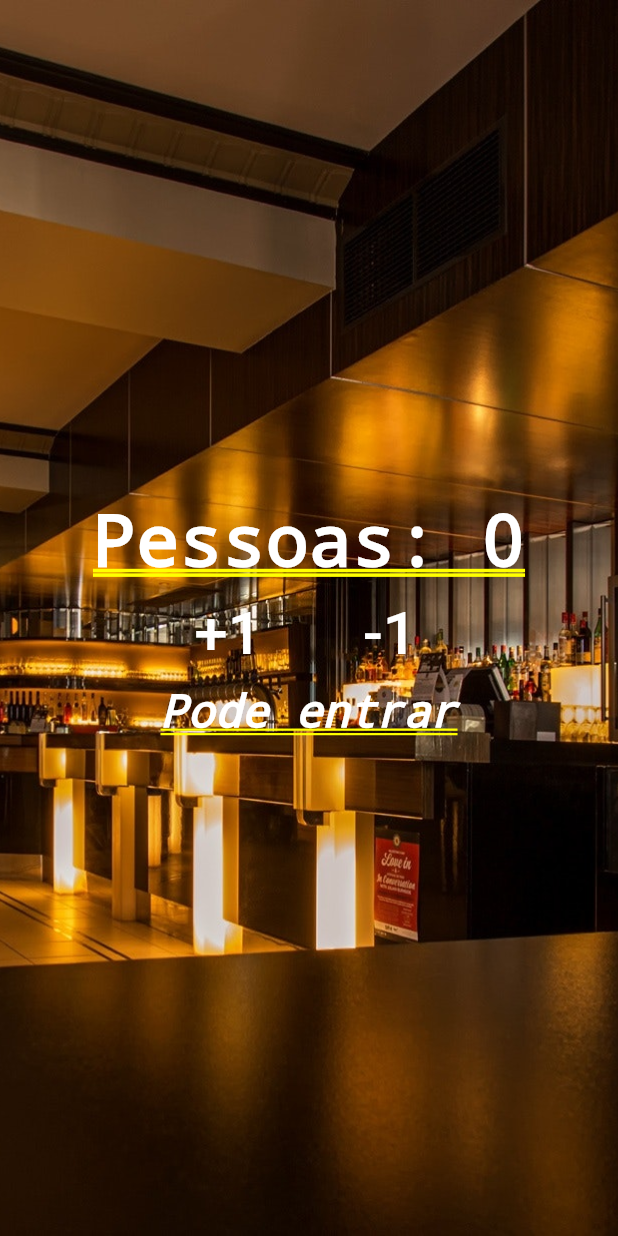
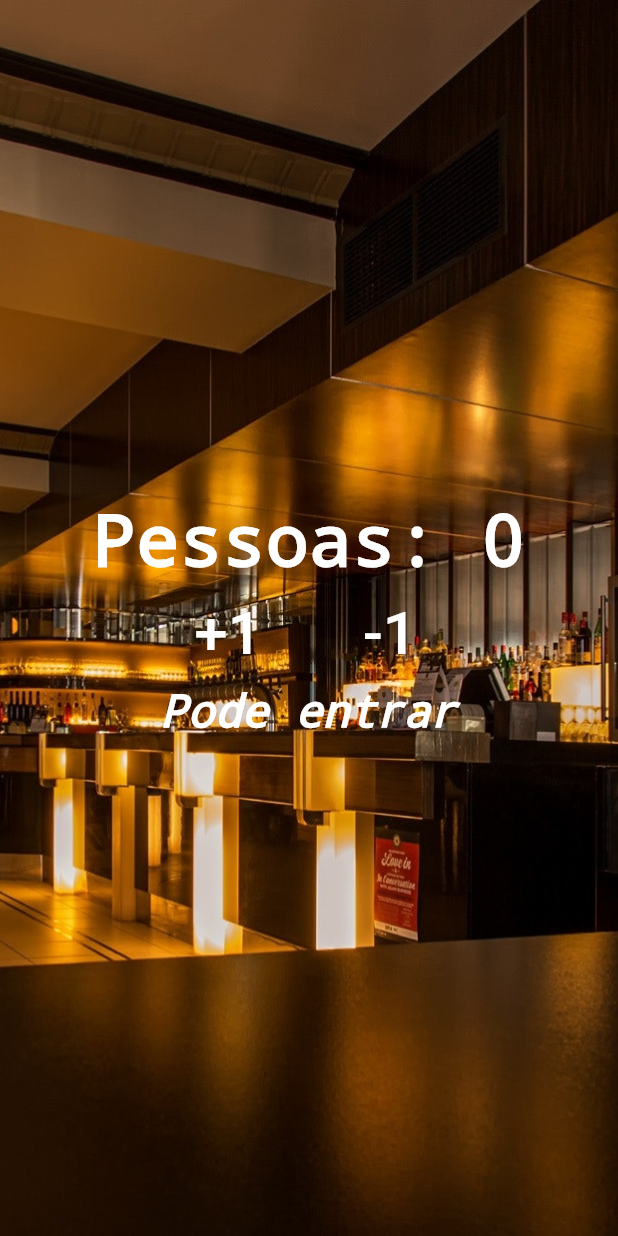
Before and after one commit to drianoaz/flutter-estudos, a Flutter app: the screen it shows after launch, on a phone screen of 412 x 824 dp. Run offline on Flutter 3.47's test engine with Material 2 defaults, Android fonts, the phone set to English and light mode, and no system bars.

Commit message:
fix: remove text decoration

```diff
--- a/projects/contador_de_pessoas/lib/main.dart
+++ b/projects/contador_de_pessoas/lib/main.dart
@@ -24,9 +24,9 @@ class _HomeState extends State<Home> {
     setState(() {
       _pessoas += delta;
 
-      if(_pessoas < 0) {
+      if (_pessoas < 0) {
         _infoText = "Mundo invertido?!";
-      } else if(_pessoas <= 10) {
+      } else if (_pessoas <= 10) {
         _infoText = "Pode entrar";
       } else {
         _infoText = "Lotado!";
@@ -53,6 +53,7 @@ class _HomeState extends State<Home> {
                 style: TextStyle(
                   color: Colors.white,
                   fontWeight: FontWeight.bold,
+                  decoration: TextDecoration.none,
                 ),
               ),
               Row(
@@ -96,6 +97,7 @@ class _HomeState extends State<Home> {
                   color: Colors.white,
                   fontSize: 30,
                   fontStyle: FontStyle.italic,
+                  decoration: TextDecoration.none,
                 ),
               ),
             ],
```
